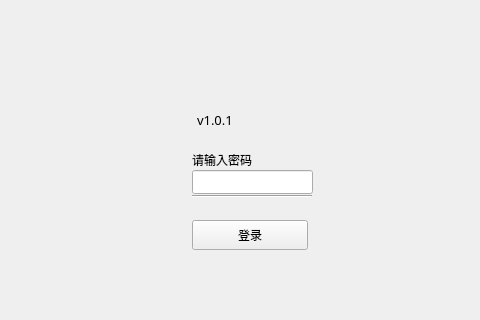
Qt form normallogin.ui (HcashOrg/hx-indicator) before a commit; both pictures show x 108 to 588 and y 135 to 455 of the 960 by 580 pixel window.
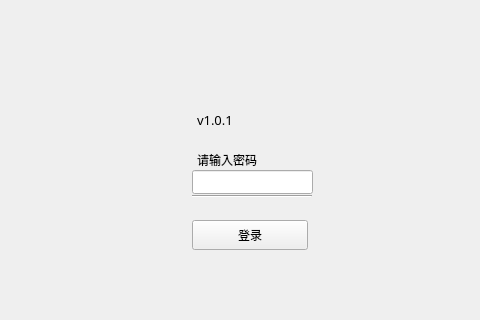
The same form after that commit.

```diff
--- a/normallogin.ui
+++ b/normallogin.ui
@@ -132,7 +132,7 @@
   <widget class="QLabel" name="label_pass">
    <property name="geometry">
     <rect>
-     <x>300</x>
+     <x>305</x>
      <y>285</y>
      <width>91</width>
      <height>20</height>
```
